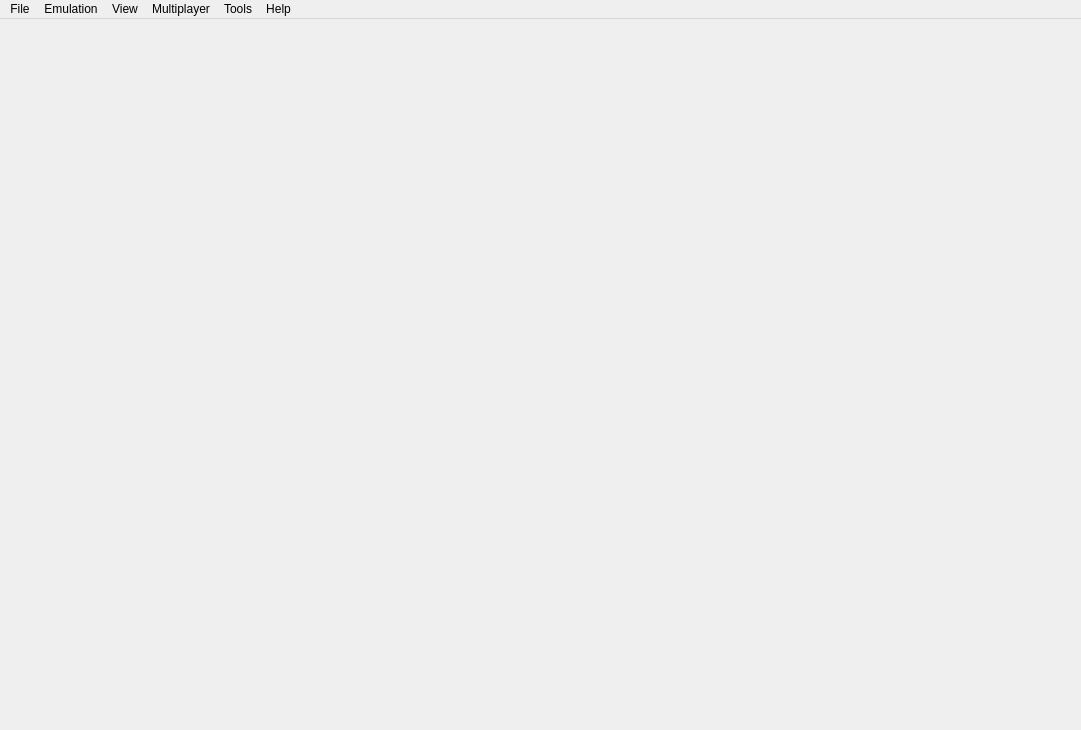
First picture: the form in core/src/citra_qt/main.ui, repository ReiKatari/STORM_3DS, before the edit.
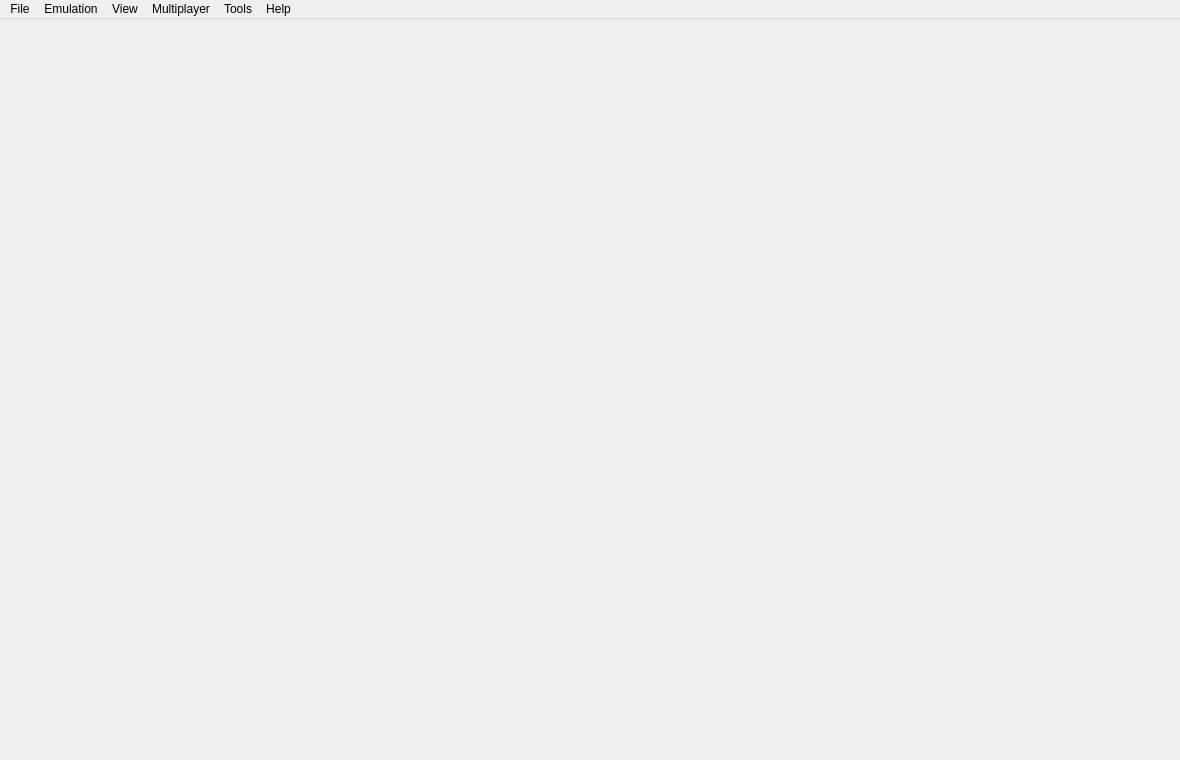
Second picture: the form after the edit. Icons and pictures are not drawn.

```diff
--- a/core/src/citra_qt/main.ui
+++ b/core/src/citra_qt/main.ui
@@ -6,8 +6,8 @@
    <rect>
     <x>0</x>
     <y>0</y>
-    <width>1081</width>
-    <height>730</height>
+    <width>1180</width>
+    <height>760</height>
    </rect>
   </property>
   <property name="windowTitle">
```
Left out of the diff: 10 changed lines with no effect on the pictures.
